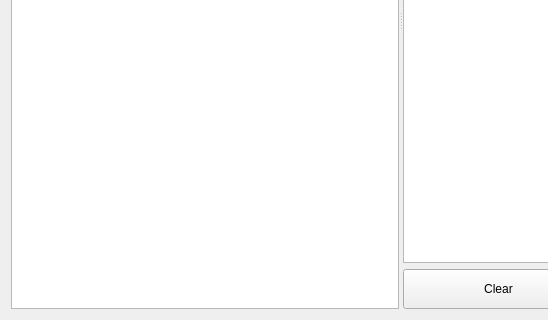
pr2026/CppCraftClient, file ui/taskpage.ui: the form before one commit; both pictures show x 0 to 548 and y 280 to 600 of the 802 by 600 pixel window.
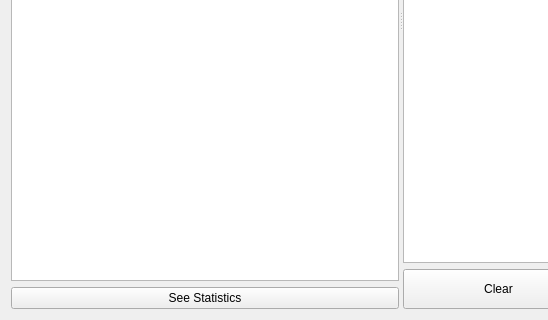
The form after the commit.

Commit message: Edit style features

What changed in the file:
```diff
--- a/ui/taskpage.ui
+++ b/ui/taskpage.ui
@@ -22,34 +22,22 @@
   <layout class="QVBoxLayout" name="verticalLayout_3">
    <item>
     <widget class="QSplitter" name="splitter">
-     <property name="sizePolicy">
-      <sizepolicy hsizetype="Expanding" vsizetype="Expanding">
-       <horstretch>0</horstretch>
-       <verstretch>0</verstretch>
-      </sizepolicy>
-     </property>
      <property name="orientation">
       <enum>Qt::Orientation::Horizontal</enum>
      </property>
-     <widget class="QListWidget" name="tasksList">
-      <property name="sizePolicy">
-       <sizepolicy hsizetype="Expanding" vsizetype="Expanding">
-        <horstretch>0</horstretch>
-        <verstretch>0</verstretch>
-       </sizepolicy>
-      </property>
-      <property name="minimumSize">
-       <size>
-        <width>200</width>
-        <height>0</height>
-       </size>
-      </property>
-      <property name="autoFillBackground">
-       <bool>false</bool>
-      </property>
-      <property name="styleSheet">
-       <string notr="true"/>
-      </property>
+     <widget class="QWidget" name="layoutWidget">
+      <layout class="QVBoxLayout" name="verticalLayout_2">
+       <item>
+        <widget class="QListWidget" name="tasksList"/>
+       </item>
+       <item>
+        <widget class="QPushButton" name="statisticsButton">
+         <property name="text">
+          <string>See Statistics</string>
+         </property>
+        </widget>
+       </item>
+      </layout>
      </widget>
      <widget class="QWidget" name="rightWidget" native="true">
       <property name="sizePolicy">
```
The commit also changes 5 other files.
